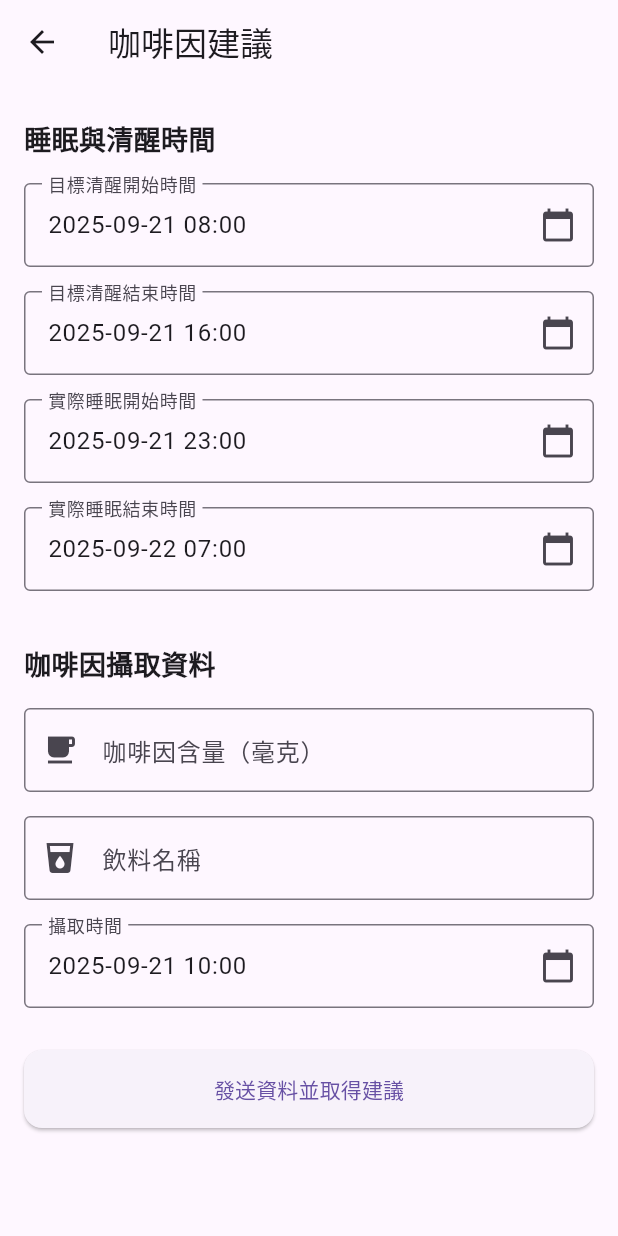
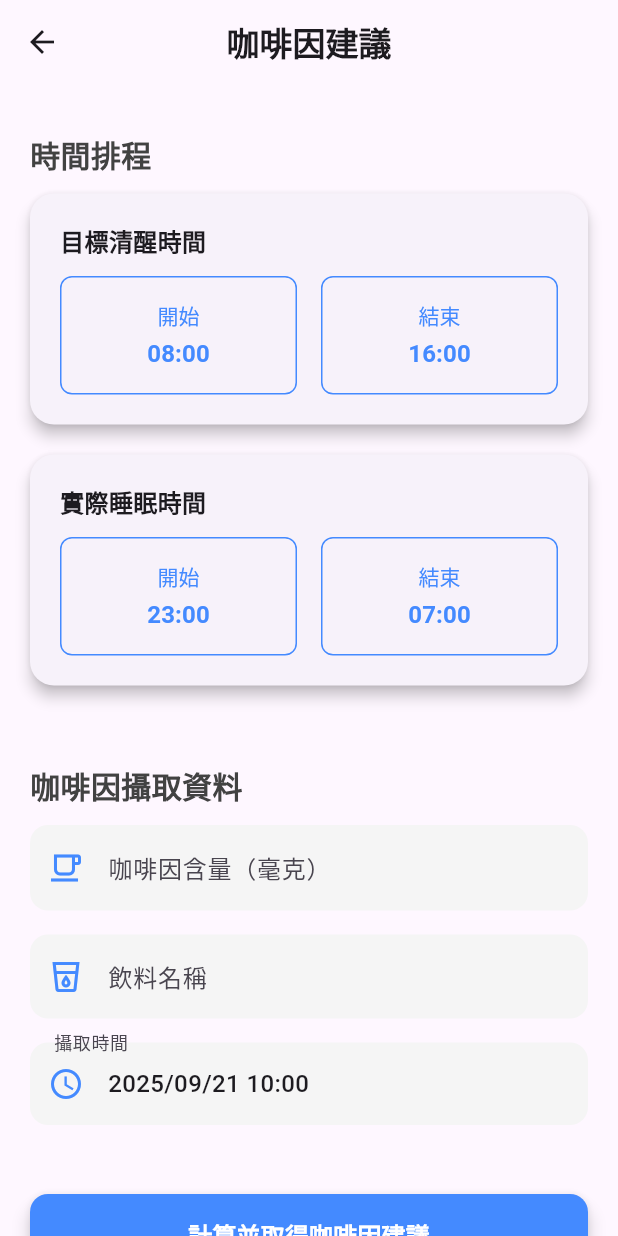
Before and after one commit to ABCDEFGHIJenny/wakemate_flutter, a Flutter app: the CaffeineRecommendationPage screen opened directly with empty values, on a phone screen of 412 x 824 dp. Run offline on Flutter 3.47's test engine with Material 3 defaults, Android fonts, the phone set to English and light mode, and no system bars; our stand-ins replace shared_preferences, table_calendar; accounts and stored records are empty.

Commit message:
確認資料無誤

```diff
--- a/lib/screens/CaffeineRecommendationPage.dart
+++ b/lib/screens/CaffeineRecommendationPage.dart
@@ -9,7 +9,7 @@ import 'CaffeineHistory.dart';
 
 class CaffeineRecommendationPage extends StatefulWidget {
   final String userId;
-  final DateTime selectedDate; // ✅ 從 HomePage 傳入
+  final DateTime selectedDate;
 
   const CaffeineRecommendationPage({
     super.key,
@@ -40,37 +40,30 @@ class _CaffeineRecommendationPageState
     super.initState();
     final selected = widget.selectedDate;
 
-    // ✅ 根據選擇的日期來初始化
-    _targetStart = DateTime(
-      selected.year,
-      selected.month,
-      selected.day,
-      8,
-      0,
-    ); // 08:00
-    _targetEnd = _targetStart.add(const Duration(hours: 8)); // 16:00
-    _sleepStart = DateTime(
-      selected.year,
-      selected.month,
-      selected.day,
-      23,
-      0,
-    ); // 23:00
-    _sleepEnd = _sleepStart.add(const Duration(hours: 8)); // 翌日 07:00
+    _targetStart = DateTime(selected.year, selected.month, selected.day, 8, 0);
+    _targetEnd = _targetStart.add(const Duration(hours: 8));
+    _sleepStart = DateTime(selected.year, selected.month, selected.day, 23, 0);
+    _sleepEnd = _sleepStart.add(const Duration(hours: 8));
     _caffeineIntakeTime = DateTime(
       selected.year,
       selected.month,
       selected.day,
       10,
       0,
-    ); // 10:00
+    );
+  }
+
+  @override
+  void dispose() {
+    caffeineController.dispose();
+    drinkNameController.dispose();
+    super.dispose();
   }
 
   String _formatDate(DateTime dateTime) {
     return DateFormat("yyyy-MM-dd'T'HH:mm:ss'Z'").format(dateTime.toUtc());
   }
 
-  // 新增 SnackBar 函數
   void _showSnackBar(String message, {Color color = Colors.red}) {
     final snackBar = SnackBar(
       content: Row(
@@ -100,11 +93,12 @@ class _CaffeineRecommendationPageState
 
   Future<void> _selectDateAndTime(
     BuildContext context, {
+    required DateTime initialDate,
     required ValueChanged<DateTime> onDateTimeSelected,
   }) async {
     final DateTime? pickedDate = await showDatePicker(
       context: context,
-      initialDate: widget.selectedDate, // ✅ 預設跳到 HomePage 選的日期
+      initialDate: initialDate,
       firstDate: DateTime(2020),
       lastDate: DateTime(2030),
     );
@@ -112,7 +106,7 @@ class _CaffeineRecommendationPageState
 
     final TimeOfDay? pickedTime = await showTimePicker(
       context: context,
-      initialTime: TimeOfDay.fromDateTime(widget.selectedDate), // ✅ 同樣基於選的日期
+      initialTime: TimeOfDay.fromDateTime(initialDate),
     );
     if (pickedTime != null) {
       final newDateTime = DateTime(
@@ -126,6 +120,61 @@ class _CaffeineRecommendationPageState
     }
   }
 
+  void _showConfirmationDialog() {
+    showDialog(
+      context: context,
+      builder: (BuildContext context) {
+        return AlertDialog(
+          shape: RoundedRectangleBorder(
+            borderRadius: BorderRadius.circular(16),
+          ),
+          title: const Text(
+            "確認您的資料",
+            style: TextStyle(fontSize: 20, fontWeight: FontWeight.bold), // 標題字體
+          ),
+          content: Column(
+            mainAxisSize: MainAxisSize.min,
+            crossAxisAlignment: CrossAxisAlignment.start,
+            children: [
+              _buildDialogRow("咖啡因含量", "${caffeineController.text} 毫克"),
+              _buildDialogRow("飲料名稱", drinkNameController.text),
+              _buildDialogRow(
+                "攝取時間",
+                DateFormat("yyyy/MM/dd HH:mm").format(_caffeineIntakeTime),
+              ),
+              const Divider(height: 20),
+              _buildDialogRow(
+                "目標清醒時間",
+                "${DateFormat("MM/dd HH:mm").format(_targetStart)} - ${DateFormat("MM/dd HH:mm").format(_targetEnd)}",
+              ),
+              _buildDialogRow(
+                "睡眠時間",
+                "${DateFormat("MM/dd HH:mm").format(_sleepStart)} - ${DateFormat("MM/dd HH:mm").format(_sleepEnd)}",
+              ),
+            ],
+          ),
+          actions: [
+            TextButton(
+              onPressed: () => Navigator.of(context).pop(),
+              child: const Text("取消"),
+            ),
+            ElevatedButton(
+              onPressed: () {
+                Navigator.of(context).pop();
+                sendAllDataAndFetchRecommendation();
+              },
+              style: ElevatedButton.styleFrom(
+                backgroundColor: Colors.blueAccent,
+                foregroundColor: Colors.white,
+              ),
+              child: const Text("確認並送出"),
+            ),
+          ],
+        );
+      },
+    );
+  }
+
   Future<void> sendAllDataAndFetchRecommendation() async {
     if (caffeineController.text.isEmpty || drinkNameController.text.isEmpty) {
       _showSnackBar("請填寫所有咖啡因資料");
@@ -137,43 +186,34 @@ class _CaffeineRecommendationPageState
     try {
       final headers = {"Content-Type": "application/json"};
 
-      // 1. 發送睡眠資料
       final sleepData = {
         "user_id": userId,
         "sleep_start_time": _formatDate(_sleepStart),
         "sleep_end_time": _formatDate(_sleepEnd),
       };
       const sleepUrl = "https://wakemate-api-4-0.onrender.com/users_sleep/";
-      final sleepResponse = await http.post(
+      await http
+          .post(
             Uri.parse(sleepUrl),
             headers: headers,
             body: json.encode(sleepData),
-      );
+          )
+          .timeout(const Duration(seconds: 15));
 
-      if (sleepResponse.statusCode != 200) {
-        _showSnackBar("發送睡眠資料失敗: ${sleepResponse.statusCode}");
-        return;
-      }
-
-      // 2. 發送清醒資料
       final wakeData = {
         "user_id": userId,
         "target_start_time": _formatDate(_targetStart),
         "target_end_time": _formatDate(_targetEnd),
       };
       const wakeUrl = "https://wakemate-api-4-0.onrender.com/users_wake/";
-      final wakeResponse = await http.post(
+      await http
+          .post(
             Uri.parse(wakeUrl),
             headers: headers,
             body: json.encode(wakeData),
-      );
+          )
+          .timeout(const Duration(seconds: 15));
 
-      if (wakeResponse.statusCode != 200) {
-        _showSnackBar("發送清醒資料失敗: ${wakeResponse.statusCode}");
-        return;
-      }
-
-      // 3. 發送咖啡因資料
       final intakeData = {
         'user_id': userId,
         'caffeine_amount': int.tryParse(caffeineController.text) ?? 0,
@@ -181,23 +221,19 @@ class _CaffeineRecommendationPageState
         'taking_timestamp': _formatDate(_caffeineIntakeTime),
       };
       const intakeUrl = "https://wakemate-api-4-0.onrender.com/users_intake/";
-      final intakeResponse = await http.post(
+      await http
+          .post(
             Uri.parse(intakeUrl),
             headers: headers,
             body: json.encode(intakeData),
-      );
+          )
+          .timeout(const Duration(seconds: 15));
 
-      if (intakeResponse.statusCode != 200) {
-        _showSnackBar("發送咖啡因資料失敗: ${intakeResponse.statusCode}");
-        return;
-      }
-
-      // 4. 取得推薦結果
       final recommendationUrl =
           "https://wakemate-api-4-0.onrender.com/recommendations/?user_id=$userId";
-      final recommendationResponse = await http.get(
-        Uri.parse(recommendationUrl),
-      );
+      final recommendationResponse = await http
+          .get(Uri.parse(recommendationUrl))
+          .timeout(const Duration(seconds: 15));
 
       if (recommendationResponse.statusCode == 200) {
         final data = json.decode(recommendationResponse.body);
@@ -225,62 +261,86 @@ class _CaffeineRecommendationPageState
         _showSnackBar("觸發計算失敗: ${recommendationResponse.statusCode}");
       }
     } on TimeoutException {
-      _showSnackBar("錯誤: 請求逾時");
-    } on SocketException catch (e) {
-      _showSnackBar("網路錯誤: $e");
+      _showSnackBar("錯誤: 請求逾時，請檢查您的網路連線。");
+    } on SocketException {
+      _showSnackBar("網路連線錯誤，請檢查您的網路。");
     } catch (e) {
-      _showSnackBar("未知例外錯誤: $e");
+      _showSnackBar("發生未知錯誤: $e");
     }
   }
 
   @override
   Widget build(BuildContext context) {
     return Scaffold(
-      appBar: AppBar(title: const Text("咖啡因建議")),
-      body: Padding(
-        padding: const EdgeInsets.all(16.0),
-        child: SingleChildScrollView(
+      appBar: AppBar(
+        title: const Text(
+          "咖啡因建議",
+          style: TextStyle(fontWeight: FontWeight.bold),
+        ),
+        centerTitle: true,
+        elevation: 0,
+        backgroundColor: Colors.transparent,
+      ),
+      body: SingleChildScrollView(
+        padding: const EdgeInsets.all(20.0),
         child: Column(
           crossAxisAlignment: CrossAxisAlignment.stretch,
           children: [
-              _buildSectionTitle("睡眠與清醒時間"),
-              _buildTimeField("目標清醒開始時間", _targetStart, (newDate) {
-                setState(() => _targetStart = newDate);
-              }),
-              _buildTimeField("目標清醒結束時間", _targetEnd, (newDate) {
-                setState(() => _targetEnd = newDate);
-              }),
-              _buildTimeField("實際睡眠開始時間", _sleepStart, (newDate) {
-                setState(() => _sleepStart = newDate);
-              }),
-              _buildTimeField("實際睡眠結束時間", _sleepEnd, (newDate) {
-                setState(() => _sleepEnd = newDate);
-              }),
+            _buildSectionTitle("時間排程"),
+            _buildTimeCard(
+              "目標清醒時間",
+              _targetStart,
+              _targetEnd,
+              onStartSelected:
+                  (newDate) => setState(() => _targetStart = newDate),
+              onEndSelected: (newDate) => setState(() => _targetEnd = newDate),
+            ),
+            _buildTimeCard(
+              "實際睡眠時間",
+              _sleepStart,
+              _sleepEnd,
+              onStartSelected:
+                  (newDate) => setState(() => _sleepStart = newDate),
+              onEndSelected: (newDate) => setState(() => _sleepEnd = newDate),
+            ),
             const SizedBox(height: 20),
             _buildSectionTitle("咖啡因攝取資料"),
             _buildTextField(
               "咖啡因含量（毫克）",
+              "例如：100",
               caffeineController,
-                Icons.local_cafe,
+              Icons.local_cafe_outlined,
               TextInputType.number,
             ),
-              _buildTextField("飲料名稱", drinkNameController, Icons.local_drink),
-              _buildTimeField("攝取時間", _caffeineIntakeTime, (newDate) {
-                setState(() => _caffeineIntakeTime = newDate);
-              }),
-              const SizedBox(height: 20),
+            _buildTextField(
+              "飲料名稱",
+              "例如：美式咖啡",
+              drinkNameController,
+              Icons.local_drink_outlined,
+            ),
+            _buildTimeField(
+              "攝取時間",
+              _caffeineIntakeTime,
+              (newDate) => setState(() => _caffeineIntakeTime = newDate),
+            ),
+            const SizedBox(height: 30),
             ElevatedButton(
-                onPressed: sendAllDataAndFetchRecommendation,
+              onPressed: _showConfirmationDialog,
               style: ElevatedButton.styleFrom(
+                backgroundColor: Colors.blueAccent,
+                foregroundColor: Colors.white,
+                padding: const EdgeInsets.symmetric(vertical: 16),
                 shape: RoundedRectangleBorder(
                   borderRadius: BorderRadius.circular(12),
                 ),
-                  padding: const EdgeInsets.symmetric(vertical: 16),
+                elevation: 5,
               ),
-                child: const Text("發送資料並取得建議"),
+              child: const Text(
+                "計算並取得咖啡因建議",
+                style: TextStyle(fontSize: 16, fontWeight: FontWeight.bold),
+              ),
             ),
           ],
-          ),
         ),
       ),
     );
@@ -288,10 +348,45 @@ class _CaffeineRecommendationPageState
 
   Widget _buildSectionTitle(String title) {
     return Padding(
-      padding: const EdgeInsets.symmetric(vertical: 8.0),
+      padding: const EdgeInsets.symmetric(vertical: 12.0),
       child: Text(
         title,
-        style: const TextStyle(fontSize: 18, fontWeight: FontWeight.bold),
+        style: TextStyle(
+          fontSize: 20,
+          fontWeight: FontWeight.bold,
+          color: Colors.grey[800],
+        ),
+      ),
+    );
+  }
+
+  Widget _buildTextField(
+    String label,
+    String hint,
+    TextEditingController controller,
+    IconData icon, [
+    TextInputType keyboardType = TextInputType.text,
+  ]) {
+    return Container(
+      margin: const EdgeInsets.only(bottom: 16),
+      child: TextFormField(
+        controller: controller,
+        keyboardType: keyboardType,
+        decoration: InputDecoration(
+          labelText: label,
+          hintText: hint,
+          prefixIcon: Icon(icon, color: Colors.blueAccent),
+          border: OutlineInputBorder(
+            borderRadius: BorderRadius.circular(12),
+            borderSide: BorderSide.none,
+          ),
+          filled: true,
+          fillColor: Colors.grey[100],
+          contentPadding: const EdgeInsets.symmetric(
+            vertical: 16,
+            horizontal: 12,
+          ),
+        ),
       ),
     );
   }
@@ -301,45 +396,119 @@ class _CaffeineRecommendationPageState
     DateTime time,
     ValueChanged<DateTime> onDateTimeSelected,
   ) {
-    final controller = TextEditingController(
-      text: DateFormat("yyyy-MM-dd HH:mm").format(time),
-    );
-    return Padding(
-      padding: const EdgeInsets.symmetric(vertical: 8.0),
-      child: TextFormField(
-        controller: controller,
-        readOnly: true,
-        decoration: InputDecoration(
-          border: const OutlineInputBorder(),
-          labelText: label,
-          suffixIcon: const Icon(Icons.calendar_today),
-        ),
+    return Container(
+      margin: const EdgeInsets.only(bottom: 16),
+      child: InkWell(
         onTap:
             () => _selectDateAndTime(
               context,
+              initialDate: time,
               onDateTimeSelected: onDateTimeSelected,
+            ),
+        borderRadius: BorderRadius.circular(12),
+        child: InputDecorator(
+          decoration: InputDecoration(
+            labelText: label,
+            prefixIcon: const Icon(Icons.access_time, color: Colors.blueAccent),
+            border: OutlineInputBorder(
+              borderRadius: BorderRadius.circular(12),
+              borderSide: BorderSide.none,
+            ),
+            filled: true,
+            fillColor: Colors.grey[100],
+            contentPadding: const EdgeInsets.symmetric(
+              vertical: 16,
+              horizontal: 12,
+            ),
+          ),
+          child: Text(
+            DateFormat("yyyy/MM/dd HH:mm").format(time),
+            style: const TextStyle(fontSize: 16, fontWeight: FontWeight.w500),
+          ),
         ),
       ),
     );
   }
 
-  Widget _buildTextField(
-    String label,
-    TextEditingController controller,
-    IconData icon, [
-    TextInputType keyboardType = TextInputType.text,
-  ]) {
-    return Padding(
-      padding: const EdgeInsets.symmetric(vertical: 8.0),
-      child: TextFormField(
-        controller: controller,
-        keyboardType: keyboardType,
-        decoration: InputDecoration(
-          border: const OutlineInputBorder(),
-          labelText: label,
-          prefixIcon: Icon(icon),
+  Widget _buildTimeCard(
+    String title,
+    DateTime start,
+    DateTime end, {
+    required ValueChanged<DateTime> onStartSelected,
+    required ValueChanged<DateTime> onEndSelected,
+  }) {
+    return Card(
+      elevation: 4,
+      shape: RoundedRectangleBorder(borderRadius: BorderRadius.circular(16)),
+      margin: const EdgeInsets.only(bottom: 20),
+      child: Padding(
+        padding: const EdgeInsets.all(20),
+        child: Column(
+          crossAxisAlignment: CrossAxisAlignment.start,
+          children: [
+            Text(
+              title,
+              style: const TextStyle(fontSize: 16, fontWeight: FontWeight.bold),
+            ),
+            const SizedBox(height: 12),
+            Row(
+              children: [
+                Expanded(
+                  child: _buildSmallTimeButton("開始", start, onStartSelected),
+                ),
+                const SizedBox(width: 16),
+                Expanded(
+                  child: _buildSmallTimeButton("結束", end, onEndSelected),
+                ),
+              ],
+            ),
+          ],
         ),
       ),
     );
   }
+
+  Widget _buildSmallTimeButton(
+    String label,
+    DateTime time,
+    ValueChanged<DateTime> onDateTimeSelected,
+  ) {
+    return OutlinedButton(
+      onPressed:
+          () => _selectDateAndTime(
+            context,
+            initialDate: time,
+            onDateTimeSelected: onDateTimeSelected,
+          ),
+      style: OutlinedButton.styleFrom(
+        foregroundColor: Colors.blueAccent,
+        side: const BorderSide(color: Colors.blueAccent),
+        shape: RoundedRectangleBorder(borderRadius: BorderRadius.circular(8)),
+        padding: const EdgeInsets.symmetric(vertical: 16),
+      ),
+      child: Column(
+        children: [
+          Text(label),
+          const SizedBox(height: 4),
+          Text(
+            DateFormat("HH:mm").format(time),
+            style: const TextStyle(fontWeight: FontWeight.bold, fontSize: 16),
+          ),
+        ],
+      ),
+    );
   }
+
+  Widget _buildDialogRow(String label, String value) {
+    return Padding(
+      padding: const EdgeInsets.symmetric(vertical: 4.0),
+      child: Row(
+        crossAxisAlignment: CrossAxisAlignment.start,
+        children: [
+          Text("$label：", style: const TextStyle(fontWeight: FontWeight.bold)),
+          Expanded(child: Text(value)),
+        ],
+      ),
+    );
+  }
+}
```
Lines whose indentation alone changed are shown as unchanged.
